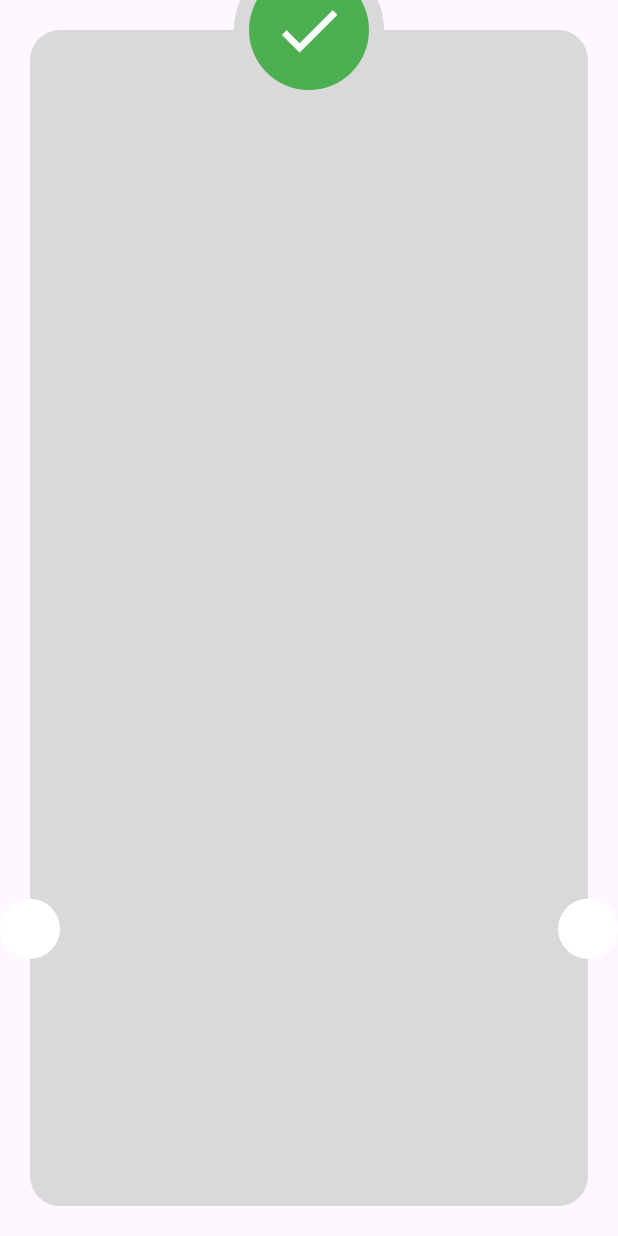
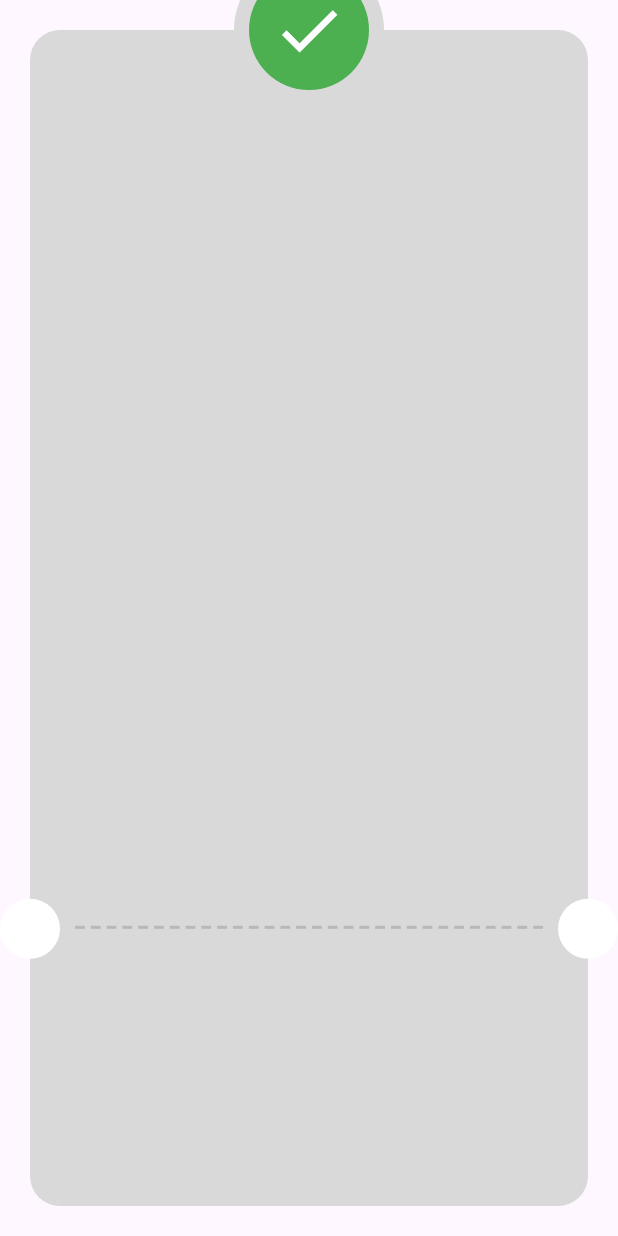
Before and after one commit to mohamedredaelsheikh/checkout_payment_app, a Flutter app: the ThankYouView screen opened directly, on a phone screen of 412 x 824 dp. Run offline on Flutter 3.47's test engine with Material 3 defaults, Android fonts, the phone set to English and light mode, and no system bars; our stand-ins replace flutter_credit_card, flutter_svg.

Commit message:
refactor the thank_you view code.

```diff
--- /dev/null
+++ b/lib/features/checkout_payment/presentation/views/widgets/custom_check_item.dart
@@ -0,0 +1,24 @@
+import 'package:flutter/material.dart';
+
+class CustomCheckItem extends StatelessWidget {
+  const CustomCheckItem({
+    super.key,
+  });
+
+  @override
+  Widget build(BuildContext context) {
+    return const CircleAvatar(
+      radius: 50,
+      backgroundColor: Color(0xFFD9D9D9),
+      child: CircleAvatar(
+        radius: 40,
+        backgroundColor: Colors.green,
+        child: Icon(
+          Icons.check,
+          size: 50,
+          color: Colors.white,
+        ),
+      ),
+    );
+  }
+}
--- /dev/null
+++ b/lib/features/checkout_payment/presentation/views/widgets/custon_dash_line.dart
@@ -0,0 +1,24 @@
+import 'package:flutter/material.dart';
+
+class CustomDashLine extends StatelessWidget {
+  const CustomDashLine({
+    super.key,
+  });
+
+  @override
+  Widget build(BuildContext context) {
+    return Row(
+      children: List.generate(
+          30,
+          (index) => Expanded(
+                child: Padding(
+                  padding: const EdgeInsets.symmetric(horizontal: 2),
+                  child: Container(
+                    height: 2,
+                    color: const Color(0xffB8B8B8),
+                  ),
+                ),
+              )),
+    );
+  }
+}
--- a/lib/features/checkout_payment/presentation/views/widgets/thank_You_view_body.dart
+++ b/lib/features/checkout_payment/presentation/views/widgets/thank_You_view_body.dart
@@ -1,3 +1,6 @@
+import 'package:checkout_payment_app/features/checkout_payment/presentation/views/widgets/custom_check_item.dart';
+import 'package:checkout_payment_app/features/checkout_payment/presentation/views/widgets/custon_dash_line.dart';
+import 'package:checkout_payment_app/features/checkout_payment/presentation/views/widgets/thank_you_card.dart';
 import 'package:flutter/material.dart';
 
 class ThankYouViewBody extends StatelessWidget {
@@ -10,13 +13,12 @@
       child: Stack(
         clipBehavior: Clip.none,
         children: [
-          Container(
-            decoration: ShapeDecoration(
-              color: const Color(0xFFD9D9D9),
-              shape: RoundedRectangleBorder(
-                borderRadius: BorderRadius.circular(20),
-              ),
-            ),
+          const ThankYouCard(),
+          Positioned(
+            bottom: MediaQuery.sizeOf(context).height * .2 + 20,
+            left: 8 + 20,
+            right: 8 + 20,
+            child: const CustomDashLine(),
           ),
           Positioned(
             bottom: MediaQuery.sizeOf(context).height * .2,
@@ -36,19 +38,7 @@
             left: 0,
             right: 0,
             top: -50,
-            child: CircleAvatar(
-              radius: 50,
-              backgroundColor: Color(0xFFD9D9D9),
-              child: CircleAvatar(
-                radius: 40,
-                backgroundColor: Colors.green,
-                child: Icon(
-                  Icons.check,
-                  size: 50,
-                  color: Colors.white,
-                ),
-              ),
-            ),
+            child: CustomCheckItem(),
           ),
         ],
       ),
--- /dev/null
+++ b/lib/features/checkout_payment/presentation/views/widgets/thank_you_card.dart
@@ -0,0 +1,19 @@
+import 'package:flutter/material.dart';
+
+class ThankYouCard extends StatelessWidget {
+  const ThankYouCard({
+    super.key,
+  });
+
+  @override
+  Widget build(BuildContext context) {
+    return Container(
+      decoration: ShapeDecoration(
+        color: const Color(0xFFD9D9D9),
+        shape: RoundedRectangleBorder(
+          borderRadius: BorderRadius.circular(20),
+        ),
+      ),
+    );
+  }
+}
```
